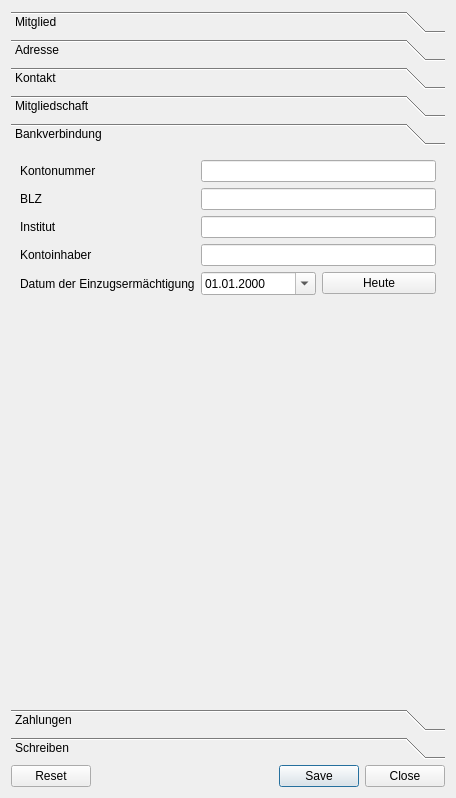
This is Ui_Mitglied.ui in bstroebl/vereinsverwaltung as Qt 5 draws it before an edit. The edited form follows.
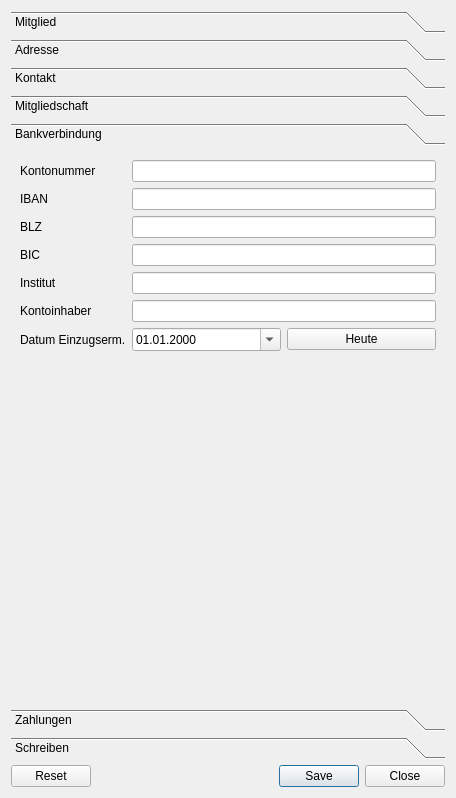
This is the edited form. The open tabs and pages were chosen to show the change.

Commit message: Ergänze IBAN und BIC

```diff
--- a/Ui_Mitglied.ui
+++ b/Ui_Mitglied.ui
@@ -431,14 +431,17 @@
        <rect>
         <x>0</x>
         <y>0</y>
-        <width>446</width>
-        <height>517</height>
+        <width>438</width>
+        <height>530</height>
        </rect>
       </property>
       <attribute name="label">
        <string>Bankverbindung</string>
       </attribute>
       <layout class="QFormLayout" name="formLayout_3">
+       <property name="fieldGrowthPolicy">
+        <enum>QFormLayout::AllNonFixedFieldsGrow</enum>
+       </property>
        <item row="0" column="0">
         <widget class="QLabel" name="label_8">
          <property name="text">
@@ -449,48 +452,48 @@
        <item row="0" column="1">
         <widget class="QLineEdit" name="txlKontonummer"/>
        </item>
-       <item row="1" column="0">
+       <item row="2" column="0">
         <widget class="QLabel" name="label_14">
          <property name="text">
           <string>BLZ</string>
          </property>
         </widget>
        </item>
-       <item row="1" column="1">
+       <item row="2" column="1">
         <widget class="QLineEdit" name="txlBlz"/>
        </item>
-       <item row="2" column="0">
+       <item row="4" column="0">
         <widget class="QLabel" name="label_16">
          <property name="text">
           <string>Institut</string>
          </property>
         </widget>
        </item>
-       <item row="2" column="1">
+       <item row="4" column="1">
         <widget class="QLineEdit" name="txlInstitut">
          <property name="readOnly">
           <bool>false</bool>
          </property>
         </widget>
        </item>
-       <item row="3" column="0">
+       <item row="5" column="0">
         <widget class="QLabel" name="label_18">
          <property name="text">
           <string>Kontoinhaber</string>
          </property>
         </widget>
        </item>
-       <item row="3" column="1">
+       <item row="5" column="1">
         <widget class="QLineEdit" name="txlKontoInhaber"/>
        </item>
-       <item row="4" column="0">
+       <item row="6" column="0">
         <widget class="QLabel" name="label_19">
          <property name="text">
-          <string>Datum der Einzugsermächtigung</string>
+          <string>Datum Einzugserm.</string>
          </property>
         </widget>
        </item>
-       <item row="4" column="1">
+       <item row="6" column="1">
         <layout class="QHBoxLayout" name="horizontalLayout_4">
          <item>
           <widget class="QDateEdit" name="dateEinzugsermaechtigung">
@@ -511,6 +514,26 @@
          </item>
         </layout>
        </item>
+       <item row="1" column="0">
+        <widget class="QLabel" name="label_6">
+         <property name="text">
+          <string>IBAN</string>
+         </property>
+        </widget>
+       </item>
+       <item row="3" column="0">
+        <widget class="QLabel" name="label_20">
+         <property name="text">
+          <string>BIC</string>
+         </property>
+        </widget>
+       </item>
+       <item row="1" column="1">
+        <widget class="QLineEdit" name="txlIban"/>
+       </item>
+       <item row="3" column="1">
+        <widget class="QLineEdit" name="txlBic"/>
+       </item>
       </layout>
      </widget>
      <widget class="QWidget" name="pgZahlungen">
```
Left out of the diff: 20 changed lines with no effect on the pictures. The commit also changes 3 other files.
